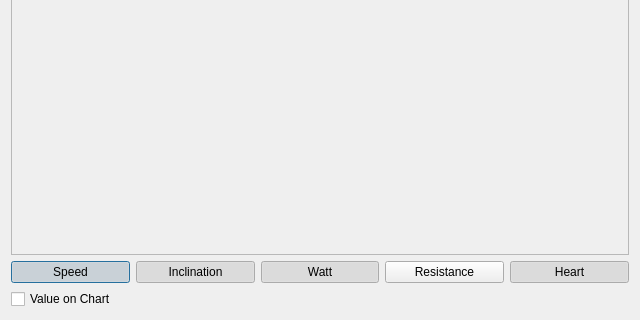
First picture: the form in src/charts.ui, repository cagnulein/qdomyos-zwift, before the edit; both pictures show x 0 to 640 and y 160 to 480 of the 640 by 480 pixel window.
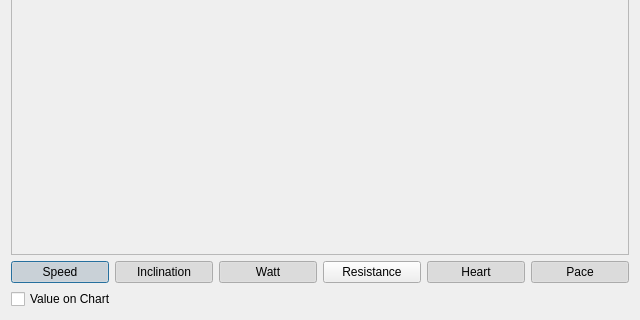
Second picture: the form after the edit. Icons and pictures are not drawn.

Commit message: added pace to charts

Diff of the .ui file:
```diff
--- a/src/charts.ui
+++ b/src/charts.ui
@@ -170,6 +170,30 @@
        </property>
       </widget>
      </item>
+     <item>
+      <widget class="QPushButton" name="pace">
+       <property name="text">
+        <string>Pace</string>
+       </property>
+       <property name="icon">
+        <iconset>
+         <normalon>:/icons/icons/pace.png</normalon>
+        </iconset>
+       </property>
+       <property name="iconSize">
+        <size>
+         <width>32</width>
+         <height>32</height>
+        </size>
+       </property>
+       <property name="checkable">
+        <bool>true</bool>
+       </property>
+       <property name="checked">
+        <bool>true</bool>
+       </property>
+      </widget>
+     </item>
     </layout>
    </item>
    <item>
```
The commit also changes 4 other files.
